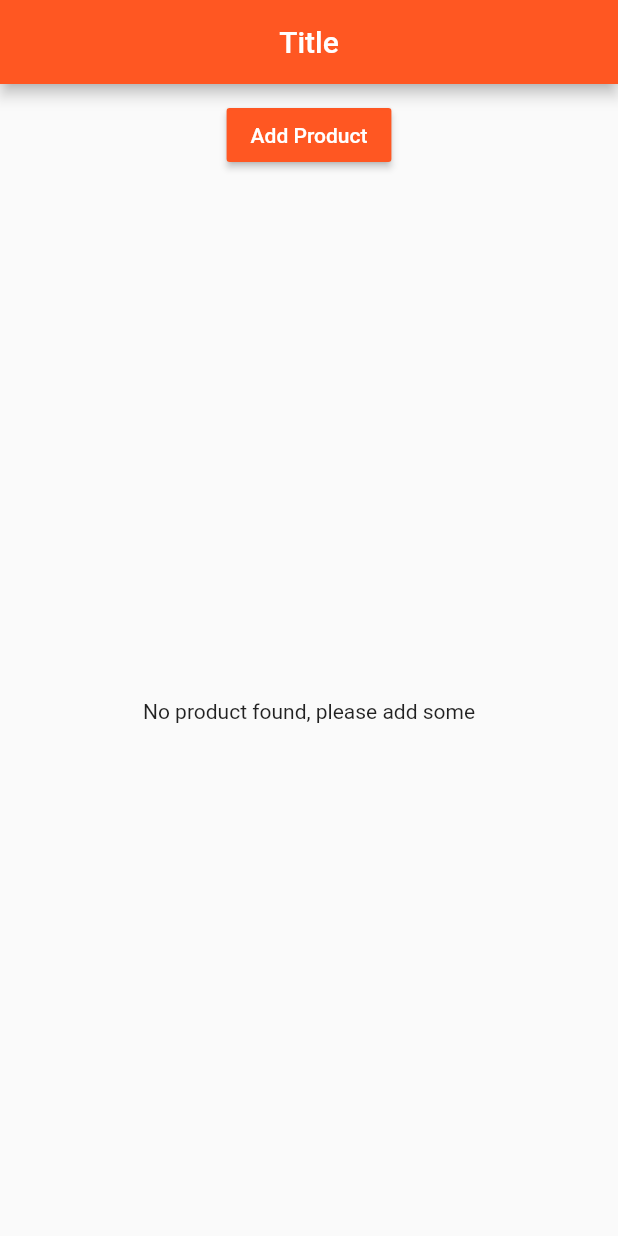
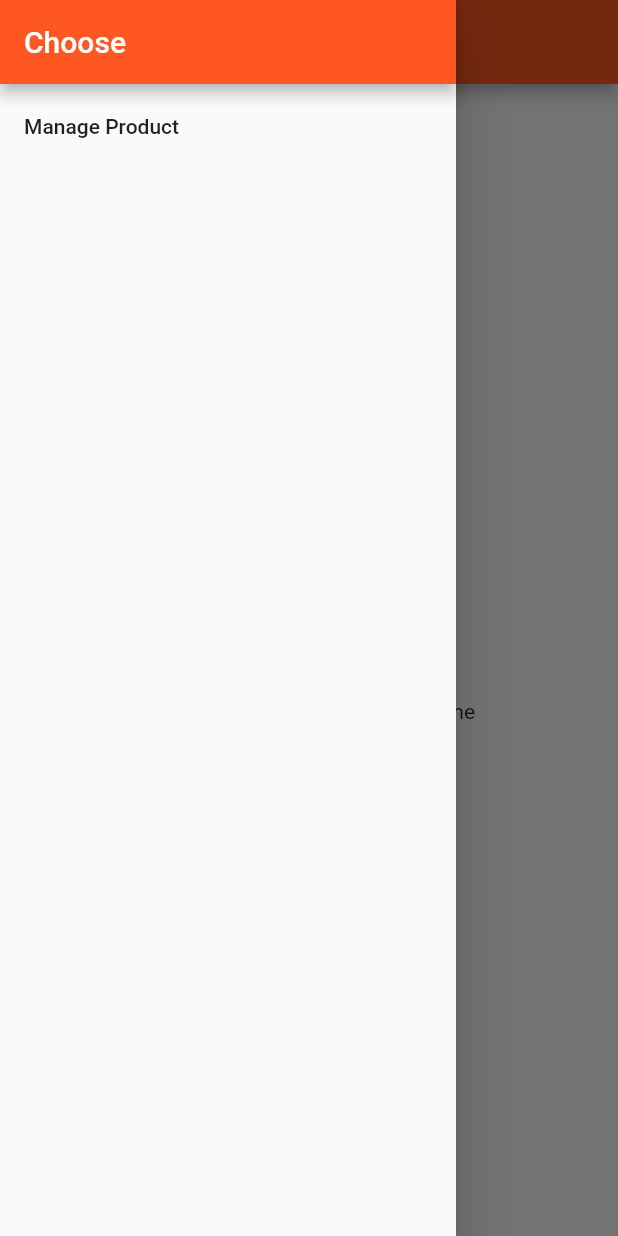
Before and after one commit to vicmoh/product_management, a Flutter app: the ProductsPage screen opened directly, with the side drawer open (before the commit the screen has no drawer), on a phone screen of 412 x 824 dp. Run offline on Flutter 3.47's test engine with Material 2 defaults, Android fonts, the phone set to English and light mode, and no system bars.

Commit message:
remoove hamburger on menu

```diff
--- a/lib/pages/products_page.dart
+++ b/lib/pages/products_page.dart
@@ -1,10 +1,25 @@
 import 'package:flutter/material.dart';
 import '.././product_manager.dart';
 
-class ProductsPage extends StatelessWidget{
+class ProductsPage extends StatelessWidget {
   @override
   Widget build(BuildContext context) {
     return Scaffold(
+      // drawer
+      drawer: Drawer(
+        child: Column(
+          children: <Widget>[
+            AppBar(title: Text("Choose"),
+              // remove hamburger icon
+              automaticallyImplyLeading: false,
+            ),
+            ListTile(
+              title: Text("Manage Product"),
+              onTap: () {},
+            ),
+          ],
+        )
+      ),
 
       // app bar
       appBar: AppBar(
@@ -14,7 +29,6 @@ class ProductsPage extends StatelessWidget{
 
       // body
       body: ProductManager(),
-
     );
   }
 }
```
Lines whose indentation alone changed are shown as unchanged.
